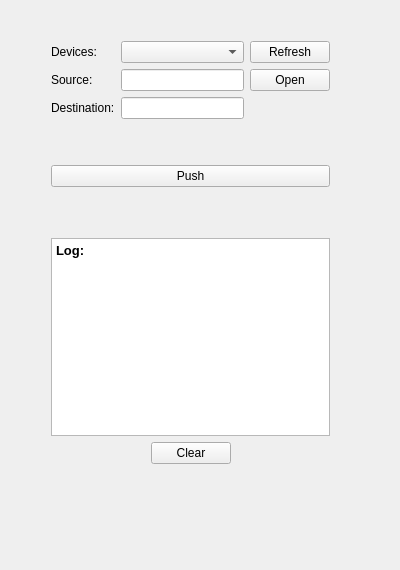
Before: the Qt Designer form mainwindow.ui in eccard/Pudir, drawn with Qt 5.
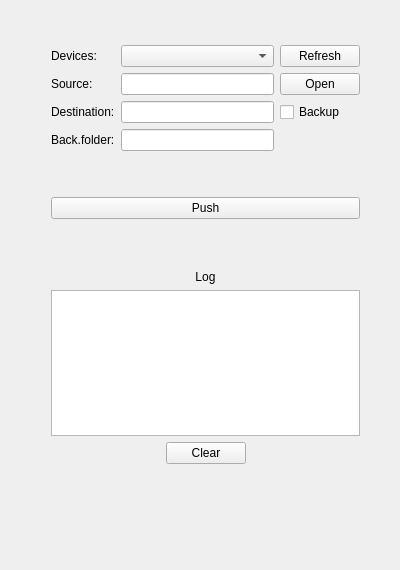
After: the same form once the commit is applied.

```diff
--- a/mainwindow.ui
+++ b/mainwindow.ui
@@ -18,14 +18,14 @@
     <property name="geometry">
      <rect>
       <x>40</x>
-      <y>30</y>
-      <width>301</width>
-      <height>445</height>
+      <y>34</y>
+      <width>331</width>
+      <height>441</height>
      </rect>
     </property>
     <layout class="QVBoxLayout" name="verticalLayout">
      <item>
-      <layout class="QGridLayout" name="gridLayout">
+      <layout class="QGridLayout" name="gridLayout" columnminimumwidth="0,0,0">
        <item row="1" column="0">
         <widget class="QLabel" name="label_2">
          <property name="text">
@@ -57,8 +57,8 @@
          </property>
         </widget>
        </item>
-       <item row="1" column="1">
-        <widget class="QLineEdit" name="lineEdit_src_dir"/>
+       <item row="2" column="1">
+        <widget class="QLineEdit" name="lineEdit_dest_dir"/>
        </item>
        <item row="0" column="2">
         <widget class="QPushButton" name="btn_refresh">
@@ -67,8 +67,37 @@
          </property>
         </widget>
        </item>
-       <item row="2" column="1">
-        <widget class="QLineEdit" name="lineEdit_dest_dir"/>
+       <item row="1" column="1">
+        <widget class="QLineEdit" name="lineEdit_src_dir"/>
+       </item>
+       <item row="3" column="1">
+        <widget class="QLineEdit" name="lineEdit_backup_dir"/>
+       </item>
+       <item row="2" column="2">
+        <widget class="QCheckBox" name="checkBox_backup">
+         <property name="mouseTracking">
+          <bool>false</bool>
+         </property>
+         <property name="toolTip">
+          <string/>
+         </property>
+         <property name="layoutDirection">
+          <enum>Qt::LeftToRight</enum>
+         </property>
+         <property name="autoFillBackground">
+          <bool>false</bool>
+         </property>
+         <property name="text">
+          <string notr="true">Backup </string>
+         </property>
+        </widget>
+       </item>
+       <item row="3" column="0">
+        <widget class="QLabel" name="label_4">
+         <property name="text">
+          <string>Back.folder:</string>
+         </property>
+        </widget>
        </item>
       </layout>
      </item>
@@ -111,6 +140,16 @@
        </property>
       </spacer>
      </item>
+     <item>
+      <widget class="QLabel" name="label_5">
+       <property name="text">
+        <string>Log</string>
+       </property>
+       <property name="alignment">
+        <set>Qt::AlignCenter</set>
+       </property>
+      </widget>
+     </item>
      <item>
       <widget class="QPlainTextEdit" name="plainTextEdit">
        <property name="font">
@@ -124,7 +163,7 @@
         <bool>true</bool>
        </property>
        <property name="plainText">
-        <string>Log:</string>
+        <string/>
        </property>
        <property name="backgroundVisible">
         <bool>false</bool>
```
